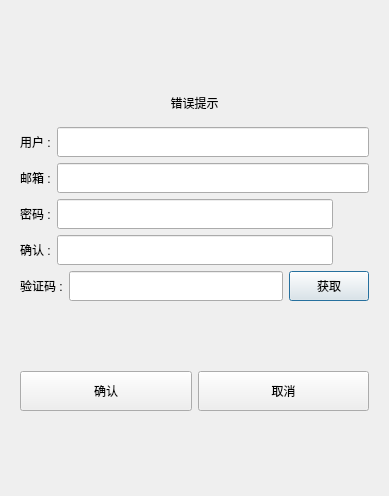
Qt form client/xiguchat/registerdialog.ui (yrc920/xiguchat) before a commit.
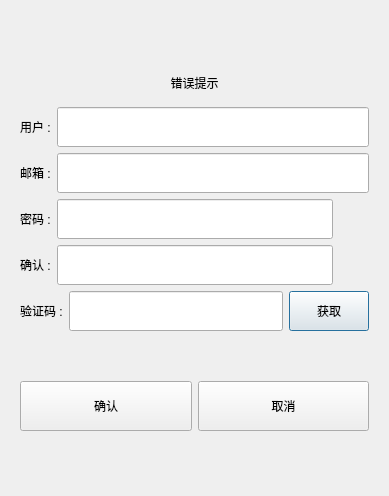
The same form after that commit. Custom widgets are drawn as their Qt base class.

What changed in the file:
```diff
--- a/client/xiguchat/registerdialog.ui
+++ b/client/xiguchat/registerdialog.ui
@@ -59,13 +59,13 @@
              <property name="minimumSize">
               <size>
                <width>0</width>
-               <height>30</height>
+               <height>40</height>
               </size>
              </property>
              <property name="maximumSize">
               <size>
                <width>16777215</width>
-               <height>30</height>
+               <height>40</height>
               </size>
              </property>
              <property name="text">
@@ -78,13 +78,13 @@
              <property name="minimumSize">
               <size>
                <width>0</width>
-               <height>30</height>
+               <height>40</height>
               </size>
              </property>
              <property name="maximumSize">
               <size>
                <width>16777215</width>
-               <height>30</height>
+               <height>40</height>
               </size>
              </property>
             </widget>
@@ -98,13 +98,13 @@
              <property name="minimumSize">
               <size>
                <width>0</width>
-               <height>30</height>
+               <height>40</height>
               </size>
              </property>
              <property name="maximumSize">
               <size>
                <width>16777215</width>
-               <height>30</height>
+               <height>40</height>
               </size>
              </property>
              <property name="text">
@@ -117,13 +117,13 @@
              <property name="minimumSize">
               <size>
                <width>0</width>
-               <height>30</height>
+               <height>40</height>
               </size>
              </property>
              <property name="maximumSize">
               <size>
                <width>16777215</width>
-               <height>30</height>
+               <height>40</height>
               </size>
              </property>
             </widget>
@@ -137,13 +137,13 @@
              <property name="minimumSize">
               <size>
                <width>0</width>
-               <height>30</height>
+               <height>40</height>
               </size>
              </property>
              <property name="maximumSize">
               <size>
                <width>16777215</width>
-               <height>30</height>
+               <height>40</height>
               </size>
              </property>
              <property name="text">
@@ -156,13 +156,13 @@
              <property name="minimumSize">
               <size>
                <width>0</width>
-               <height>30</height>
+               <height>40</height>
               </size>
              </property>
              <property name="maximumSize">
               <size>
                <width>16777215</width>
-               <height>30</height>
+               <height>40</height>
               </size>
              </property>
             </widget>
@@ -195,13 +195,13 @@
              <property name="minimumSize">
               <size>
                <width>0</width>
-               <height>30</height>
+               <height>40</height>
               </size>
              </property>
              <property name="maximumSize">
               <size>
                <width>16777215</width>
-               <height>30</height>
+               <height>40</height>
               </size>
              </property>
              <property name="text">
@@ -214,13 +214,13 @@
              <property name="minimumSize">
               <size>
                <width>0</width>
-               <height>30</height>
+               <height>40</height>
               </size>
              </property>
              <property name="maximumSize">
               <size>
                <width>16777215</width>
-               <height>30</height>
+               <height>40</height>
               </size>
              </property>
             </widget>
@@ -253,13 +253,13 @@
              <property name="minimumSize">
               <size>
                <width>0</width>
-               <height>30</height>
+               <height>40</height>
               </size>
              </property>
              <property name="maximumSize">
               <size>
                <width>16777215</width>
-               <height>30</height>
+               <height>40</height>
               </size>
              </property>
              <property name="text">
@@ -272,13 +272,13 @@
              <property name="minimumSize">
               <size>
                <width>0</width>
-               <height>30</height>
+               <height>40</height>
               </size>
              </property>
              <property name="maximumSize">
               <size>
                <width>16777215</width>
-               <height>30</height>
+               <height>40</height>
               </size>
              </property>
             </widget>
@@ -288,13 +288,13 @@
              <property name="minimumSize">
               <size>
                <width>0</width>
-               <height>30</height>
+               <height>40</height>
               </size>
              </property>
              <property name="maximumSize">
               <size>
                <width>16777215</width>
-               <height>30</height>
+               <height>40</height>
               </size>
              </property>
              <property name="text">
@@ -324,13 +324,13 @@
              <property name="minimumSize">
               <size>
                <width>0</width>
-               <height>40</height>
+               <height>50</height>
               </size>
              </property>
              <property name="maximumSize">
               <size>
                <width>16777215</width>
-               <height>40</height>
+               <height>50</height>
               </size>
              </property>
              <property name="text">
@@ -343,13 +343,13 @@
              <property name="minimumSize">
               <size>
                <width>0</width>
-               <height>40</height>
+               <height>50</height>
               </size>
              </property>
              <property name="maximumSize">
               <size>
                <width>16777215</width>
-               <height>40</height>
+               <height>50</height>
               </size>
              </property>
              <property name="text">
```
